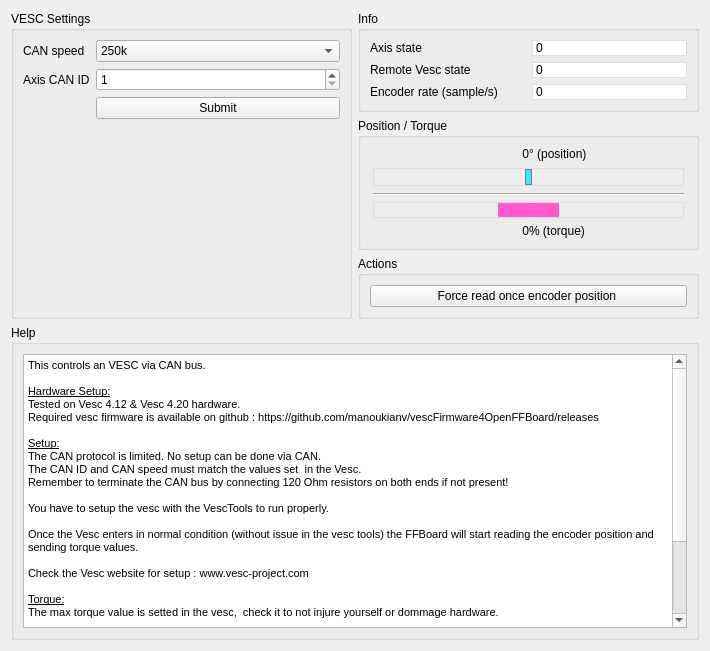
First picture: the form in res/vesc.ui, repository Ultrawipf/OpenFFBoard-configurator, before the edit.
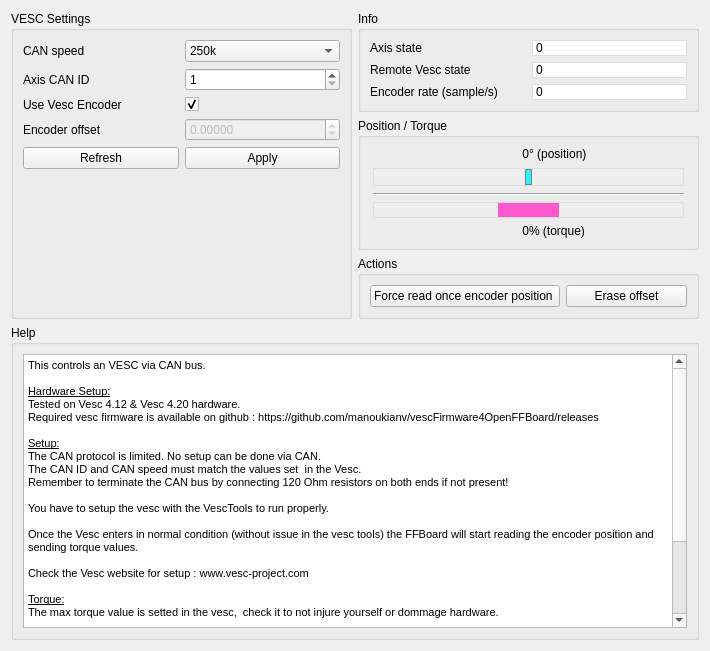
Second picture: the form after the edit.

Commit message:
Vesc - Update UI for encoder disable option and offset management (#17)
Updating vesc encoder features
* Add bar status
* Add offset display/save/erase and disable encoder.

What changed in the file:
```diff
--- a/res/vesc.ui
+++ b/res/vesc.ui
@@ -25,11 +25,21 @@
      <property name="title">
       <string>VESC Settings</string>
      </property>
-     <layout class="QFormLayout" name="formLayout">
-      <item row="0" column="0">
-       <widget class="QLabel" name="label_2">
+     <layout class="QGridLayout" name="gridLayout_5">
+      <item row="2" column="1">
+       <widget class="QCheckBox" name="checkBox_useEncoder">
         <property name="text">
-         <string>CAN speed</string>
+         <string/>
+        </property>
+        <property name="checked">
+         <bool>true</bool>
+        </property>
+       </widget>
+      </item>
+      <item row="4" column="1">
+       <widget class="QPushButton" name="pushButton_apply">
+        <property name="text">
+         <string>Apply</string>
         </property>
        </widget>
       </item>
@@ -52,13 +62,6 @@
         </item>
        </widget>
       </item>
-      <item row="1" column="0">
-       <widget class="QLabel" name="label_5">
-        <property name="text">
-         <string>Axis CAN ID</string>
-        </property>
-       </widget>
-      </item>
       <item row="1" column="1">
        <widget class="QSpinBox" name="spinBox_id">
         <property name="minimum">
@@ -72,23 +75,67 @@
         </property>
        </widget>
       </item>
-      <item row="3" column="0">
-       <spacer name="horizontalSpacer">
+      <item row="1" column="0">
+       <widget class="QLabel" name="label_5">
+        <property name="text">
+         <string>Axis CAN ID</string>
+        </property>
+       </widget>
+      </item>
+      <item row="0" column="0">
+       <widget class="QLabel" name="label_2">
+        <property name="text">
+         <string>CAN speed</string>
+        </property>
+       </widget>
+      </item>
+      <item row="2" column="0">
+       <widget class="QLabel" name="label_8">
+        <property name="text">
+         <string>Use Vesc Encoder</string>
+        </property>
+       </widget>
+      </item>
+      <item row="5" column="1">
+       <spacer name="verticalSpacer_2">
         <property name="orientation">
-         <enum>Qt::Horizontal</enum>
+         <enum>Qt::Vertical</enum>
         </property>
         <property name="sizeHint" stdset="0">
          <size>
-          <width>40</width>
-          <height>20</height>
+          <width>20</width>
+          <height>40</height>
          </size>
         </property>
        </spacer>
       </item>
+      <item row="3" column="0">
+       <widget class="QLabel" name="label_9">
+        <property name="text">
+         <string>Encoder offset</string>
+        </property>
+       </widget>
+      </item>
       <item row="3" column="1">
-       <widget class="QPushButton" name="pushButton_apply">
+       <widget class="QDoubleSpinBox" name="doubleSpinBox_encoderOffset">
+        <property name="enabled">
+         <bool>false</bool>
+        </property>
+        <property name="decimals">
+         <number>5</number>
+        </property>
+        <property name="minimum">
+         <double>-10.000000000000000</double>
+        </property>
+        <property name="maximum">
+         <double>10.000000000000000</double>
+        </property>
+       </widget>
+      </item>
+      <item row="4" column="0">
+       <widget class="QPushButton" name="pushButton_refresh">
         <property name="text">
-         <string>Submit</string>
+         <string>Refresh</string>
         </property>
        </widget>
       </item>
@@ -249,6 +296,13 @@
         </property>
        </widget>
       </item>
+      <item row="0" column="1">
+       <widget class="QPushButton" name="pushButton_eraseOffset">
+        <property name="text">
+         <string>Erase offset</string>
+        </property>
+       </widget>
+      </item>
      </layout>
     </widget>
    </item>
```
Left out of the diff: 3 changed lines with no effect on the pictures. The commit also changes 1 other file.
